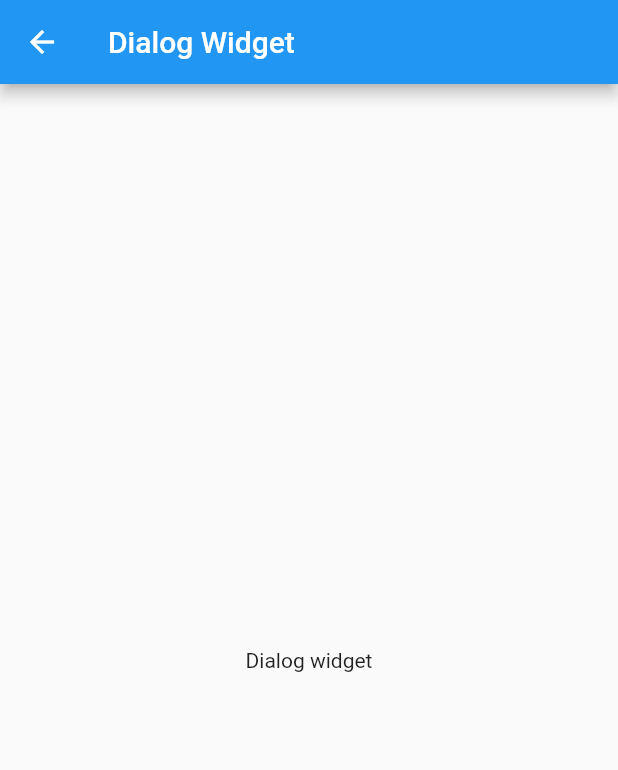
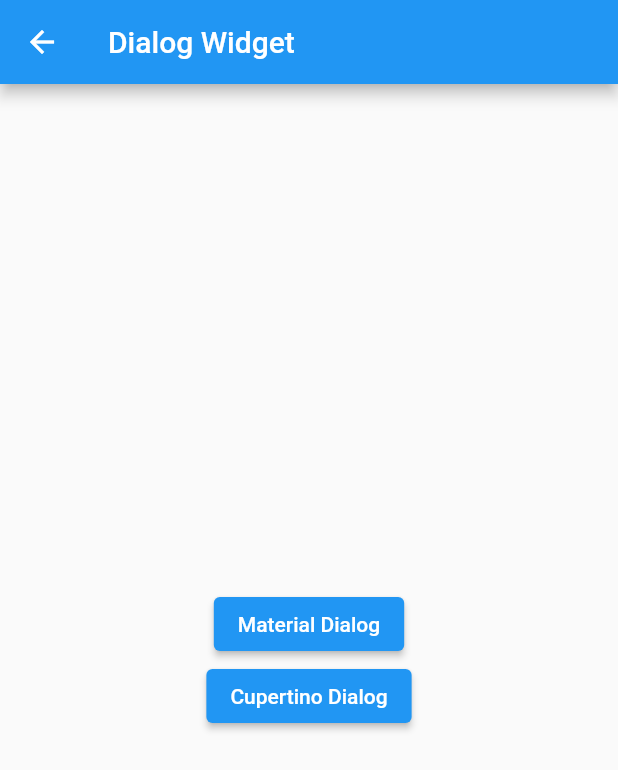
Before and after one commit to ristafn/slicing-ui, a Flutter app: the DialogWidgetPage screen opened by its route, on a phone screen of 412 x 824 dp. Shown: the top 770 px of the screen. Run offline on Flutter 3.47's test engine with Material 2 defaults, Android fonts, the phone set to English and light mode, and no system bars.

Commit message:
feat: add dialog, list, modal, and page view

```diff
--- a/lib/const/routes.dart
+++ /dev/null
@@ -1,7 +0,0 @@
-const homeRoute = '/';
-const incrementRoute = '/increment';
-const slicingRoute = '/slicing';
-const parseRoute = '/parse';
-const cupertinoRoute = '/cupertino';
-const dialogRoute = '/dialog';
-const formRoute = '/form';
--- a/lib/features/dialog_widget/views/dialog_widget_page.dart
+++ b/lib/features/dialog_widget/views/dialog_widget_page.dart
@@ -1,6 +1,6 @@
 import 'package:flutter/material.dart';
-import 'package:flutter/src/widgets/container.dart';
-import 'package:flutter/src/widgets/framework.dart';
+import 'package:flutter_application_1/features/dialog_widget/widgets/cupertino_dialog_widget.dart';
+import 'package:flutter_application_1/features/dialog_widget/widgets/material_dialog_widget.dart';
 
 class DialogWidgetPage extends StatelessWidget {
   const DialogWidgetPage({super.key});
@@ -11,8 +11,15 @@ class DialogWidgetPage extends StatelessWidget {
       appBar: AppBar(
         title: const Text('Dialog Widget'),
       ),
-      body: const Center(
-        child: Text('Dialog widget'),
+      body: Container(
+        alignment: Alignment.center,
+        child: Column(
+          mainAxisAlignment: MainAxisAlignment.center,
+          children: const [
+            MaterialDialogWidget(),
+            CupertinoDialogWidget(),
+          ],
+        ),
       ),
     );
   }
--- /dev/null
+++ b/lib/features/dialog_widget/widgets/cupertino_dialog_widget.dart
@@ -0,0 +1,35 @@
+import 'package:flutter/cupertino.dart';
+import 'package:flutter/material.dart';
+
+class CupertinoDialogWidget extends StatelessWidget {
+  const CupertinoDialogWidget({Key? key}) : super(key: key);
+
+  @override
+  Widget build(BuildContext context) {
+    return ElevatedButton(
+      onPressed: () {
+        showCupertinoDialog(
+          context: context,
+          builder: (BuildContext context) {
+            return CupertinoAlertDialog(
+              title: const Text('Cupertino dialog'),
+              content: const Text('Lorem ipsum sir dolor amet'),
+              actions: [
+                TextButton(
+                  onPressed: () => Navigator.pop(context),
+                  child: const Text(
+                    'close',
+                    style: TextStyle(
+                      color: Colors.red,
+                    ),
+                  ),
+                ),
+              ],
+            );
+          },
+        );
+      },
+      child: const Text('Cupertino Dialog'),
+    );
+  }
+}
--- /dev/null
+++ b/lib/features/dialog_widget/widgets/material_dialog_widget.dart
@@ -0,0 +1,34 @@
+import 'package:flutter/material.dart';
+
+class MaterialDialogWidget extends StatelessWidget {
+  const MaterialDialogWidget({Key? key}) : super(key: key);
+
+  @override
+  Widget build(BuildContext context) {
+    return ElevatedButton(
+      onPressed: () {
+        showDialog(
+          context: context,
+          builder: (BuildContext context) {
+            return AlertDialog(
+              title: const Text('Material dialog'),
+              content: const Text('Lorem ipsum sir dolor amet'),
+              actions: [
+                TextButton(
+                  onPressed: () => Navigator.pop(context),
+                  child: const Text(
+                    'close',
+                    style: TextStyle(
+                      color: Colors.red,
+                    ),
+                  ),
+                ),
+              ],
+            );
+          },
+        );
+      },
+      child: const Text('Material Dialog'),
+    );
+  }
+}
--- a/lib/my_app.dart
+++ b/lib/my_app.dart
@@ -1,6 +1,5 @@
 import 'package:flutter/material.dart';
 
-import 'const/routes.dart';
 import 'routes.dart';
 
 class MyApp extends StatelessWidget {
@@ -9,7 +8,7 @@ class MyApp extends StatelessWidget {
   @override
   Widget build(BuildContext context) {
     return MaterialApp(
-      initialRoute: homeRoute,
+      initialRoute: Routes.homeRoute,
       routes: Routes.route(),
     );
   }
--- a/lib/routes.dart
+++ b/lib/routes.dart
@@ -1,24 +1,60 @@
-import 'package:flutter/cupertino.dart';
+import 'package:flutter/material.dart';
 import 'package:flutter_application_1/features/form/views/form_page.dart';
+import 'package:flutter_application_1/features/modal_bottom_sheet/views/modal_bottom_page.dart';
 
-import 'const/routes.dart';
 import 'features/cupertino_widget/views/cupertino_widget_page.dart';
 import 'features/dialog_widget/views/dialog_widget_page.dart';
 import 'features/home/view/home_page.dart';
 import 'features/incremental_number/views/increment_page.dart';
+import 'features/list_builder/views/list_builder_page.dart';
+import 'features/list_separator/views/list_separator_page.dart';
+import 'features/page_view/views/page_view_page.dart';
 import 'features/simple_parse/views/parse_page.dart';
 import 'features/slicing_ui/views/slicingui_page.dart';
+import 'features/stateful_state/views/stateful_page.dart';
 
 class Routes {
+  static const homeRoute = '/';
+  static const incrementRoute = '/increment';
+  static const slicingRoute = '/slicing';
+  static const parseRoute = '/parse';
+  static const cupertinoRoute = '/cupertino';
+  static const dialogRoute = '/dialog';
+  static const formRoute = '/form';
+  static const downRoute = '/down';
+  static const statefulRoute = '/stateful';
+  static const listBuilderRoute = '/list_builder';
+  static const listSeparatorRoute = '/list_separator';
+  static const pageViewRoute = '/page_view';
+
+  static const List<String> pages = [
+    incrementRoute,
+    slicingRoute,
+    parseRoute,
+    cupertinoRoute,
+    dialogRoute,
+    formRoute,
+    downRoute,
+    statefulRoute,
+    listBuilderRoute,
+    listSeparatorRoute,
+    pageViewRoute,
+  ];
+
   static Map<String, Widget Function(BuildContext)> route() {
     return {
       homeRoute: (context) => const HomePage(),
       incrementRoute: (context) => const IncrementPage(),
-      '/slicing': (context) => const SlicingUIPage(),
+      slicingRoute: (context) => const SlicingUIPage(),
       parseRoute: (context) => const ParsePage(),
       cupertinoRoute: (context) => const CupertinoWidgetPage(),
       dialogRoute: (context) => const DialogWidgetPage(),
       formRoute: (context) => const FormPage(),
+      downRoute: (context) => const ModalBottomPage(),
+      statefulRoute: (context) => const StatefulPage(),
+      listBuilderRoute: (context) => const ListBuilderPage(),
+      listSeparatorRoute: (context) => const ListSeparatorPage(),
+      pageViewRoute: (context) => const PageViewPage(),
     };
   }
 }
```
Also changed, not shown: assets/json/features.json (+20 -0 lines), lib/features/home/view/home_page.dart (+2 -10 lines), lib/features/list_builder/views/list_builder_page.dart (added, +31 -0 lines), lib/features/list_separator/views/list_separator_page.dart (added, +34 -0 lines), lib/features/modal_bottom_sheet/views/modal_bottom_page.dart (added, +27 -0 lines), lib/features/modal_bottom_sheet/widgets/cupertino_modal_widget.dart (added, +31 -0 lines), lib/features/modal_bottom_sheet/widgets/material_modal_widget.dart (added, +35 -0 lines), lib/features/page_view/views/page_view_page.dart (added, +56 -0 lines), lib/features/stateful_state/views/stateful_page.dart (added, +20 -0 lines), 1 other file.
